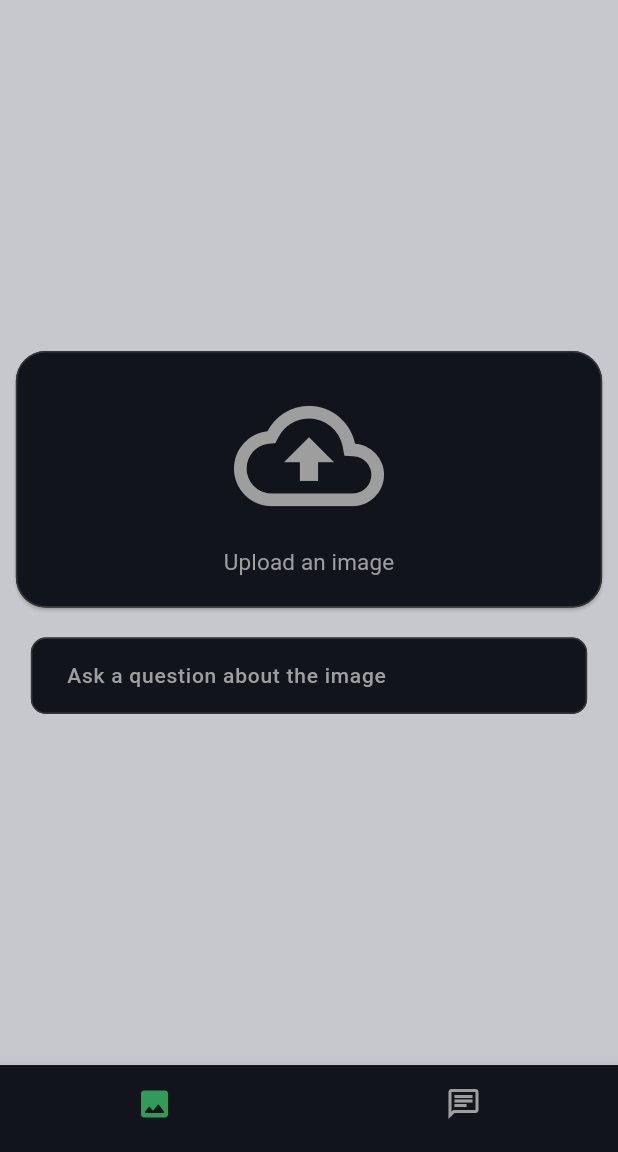
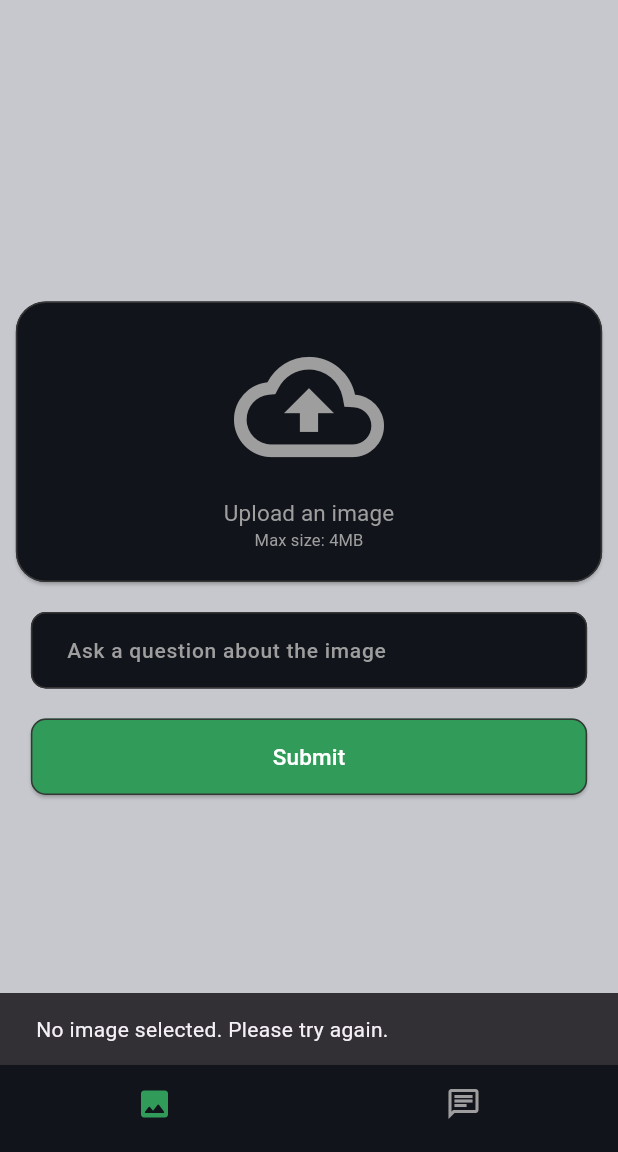
Before and after one commit to joharkhan99/genievision-chat-and-image-ai, a Flutter app: the screen it shows after launch, after a tap on "Upload an image", on a phone screen of 412 x 824 dp, the part 84-1236 px from its top. Run offline on Flutter 3.47's test engine with Material 3 defaults, Android fonts, the phone set to English and light mode, and no system bars; our stand-ins replace google_generative_ai, image_picker.

Commit message:
Refactor main.dart file and update theme colors

```diff
--- a/lib/main.dart
+++ b/lib/main.dart
@@ -1,11 +1,6 @@
-import 'dart:io';
-import 'dart:async';
-
 import 'package:flutter/material.dart';
 import 'package:genievision/screens/chat_screen.dart';
 import 'package:genievision/screens/image_screen.dart';
-import 'package:google_generative_ai/google_generative_ai.dart';
-import 'package:image_picker/image_picker.dart';
 
 void main() async {
   runApp(MyApp());
@@ -19,33 +14,6 @@ class MyApp extends StatefulWidget {
 }
 
 class _MyAppState extends State<MyApp> {
-  Future<void> test(BuildContext context) async {
-    final picker = ImagePicker();
-    final pickedFile = await picker.pickImage(source: ImageSource.gallery, imageQuality: 0);
-    if (pickedFile != null) {
-      const String apiKey = 'AIzaSyBqbJzQPpcZTkJJARtW02EiSWW8GFJpDe0';
-
-      final File imageFile = File(pickedFile.path);
-      final imageBytes = await imageFile.readAsBytes();
-
-      if (imageBytes.length > 4 * 1024 * 1024) {
-        throw Exception('Image size exceeds the maximum allowed size.');
-      }
-
-      final prompt = TextPart("Please explain the contents of this image.");
-      final imagePart = DataPart('image/jpeg', imageBytes);
-
-      final model = GenerativeModel(model: 'gemini-pro-vision', apiKey: apiKey);
-      final response = await model.generateContent([
-        Content.multi([prompt, imagePart])
-      ]);
-      print(response.text);
-    } else {
-      // User canceled image selection
-      print('No image selected.');
-    }
-  }
-
   final _pages = [
     const ImageScreen(),
     const ChatScreen(),
@@ -62,14 +30,25 @@ class _MyAppState extends State<MyApp> {
   @override
   Widget build(BuildContext context) {
     return MaterialApp(
+      routes: {
+        '/image-screen': (context) => const ImageScreen(),
+        '/chat-screen': (context) => const ChatScreen(),
+      },
       debugShowCheckedModeBanner: false,
       theme: ThemeData(
+        primaryColor: const Color.fromARGB(255, 49, 156, 90),
         primarySwatch: Colors.green,
         appBarTheme: const AppBarTheme(
           backgroundColor: Color.fromARGB(255, 17, 20, 27),
           titleTextStyle: TextStyle(
             color: Colors.white,
             fontSize: 20,
+          ),
+          actionsIconTheme: IconThemeData(
+            color: Colors.white,
+          ),
+          iconTheme: IconThemeData(
+            color: Colors.white,
           ),
         ),
         scaffoldBackgroundColor: const Color.fromARGB(66, 39, 44, 61),
--- a/lib/screens/image_screen.dart
+++ b/lib/screens/image_screen.dart
@@ -1,4 +1,10 @@
+import 'dart:io';
+import 'dart:async';
+
 import 'package:flutter/material.dart';
+import 'package:genievision/screens/image_output_screen.dart';
+import 'package:google_generative_ai/google_generative_ai.dart';
+import 'package:image_picker/image_picker.dart';
 
 class ImageScreen extends StatefulWidget {
   const ImageScreen({super.key});
@@ -9,6 +15,81 @@ class ImageScreen extends StatefulWidget {
 
 class _ImageScreenState extends State<ImageScreen> {
   final _nameController = TextEditingController();
+  late DataPart _image;
+  late String _fileName = "";
+
+  Future<void> uploadImage(BuildContext context) async {
+    final picker = ImagePicker();
+    final pickedFile = await picker.pickImage(source: ImageSource.gallery, imageQuality: 0);
+    if (pickedFile != null) {
+      final File imageFile = File(pickedFile.path);
+      final imageBytes = await imageFile.readAsBytes();
+      setState(() {
+        _fileName = pickedFile.path;
+      });
+
+      if (imageBytes.length > 4 * 1024 * 1024) {
+        const snackBar = SnackBar(
+          content: Text("Image size should be less than 4MB"),
+          duration: Duration(seconds: 2),
+        );
+        ScaffoldMessenger.of(context).showSnackBar(snackBar);
+        return null;
+      }
+      final imagePart = DataPart("image/jpeg", imageBytes);
+      // return imagePart;
+      _image = imagePart;
+    } else {
+      const snackBar = SnackBar(
+        content: Text("No image selected. Please try again."),
+        duration: Duration(seconds: 2),
+      );
+      ScaffoldMessenger.of(context).showSnackBar(snackBar);
+    }
+  }
+
+  Future<void> generateText(BuildContext context) async {
+    final imagePart = _image;
+
+    TextPart prompt = TextPart("");
+    if (_nameController.text.isNotEmpty && _nameController.text.trim().isNotEmpty) {
+      prompt = TextPart(_nameController.text);
+    } else {
+      prompt = TextPart("Please explain the contents of this image.");
+    }
+    const String apiKey = 'AIzaSyBqbJzQPpcZTkJJARtW02EiSWW8GFJpDe0';
+    final model = GenerativeModel(model: 'gemini-pro-vision', apiKey: apiKey);
+    final response = await model.generateContent([
+      Content.multi([prompt, imagePart])
+    ]);
+
+    String? outputText = response.text;
+
+    if (outputText != null) {
+      outputText = outputText.trim();
+      Navigator.of(context).push(
+        MaterialPageRoute(
+          builder: (context) => ImageOutputScreen(
+            outputText: outputText!,
+          ),
+        ),
+      );
+    } else {
+      // show dialog
+      AlertDialog(
+        title: const Text('Error'),
+        content: const Text('Failed to generate text.'),
+        actions: [
+          TextButton(
+            onPressed: () {
+              Navigator.of(context).pop();
+            },
+            child: const Text('OK'),
+          ),
+        ],
+      );
+    }
+  }
 
   @override
   Widget build(BuildContext context) {
@@ -20,6 +101,13 @@ class _ImageScreenState extends State<ImageScreen> {
             mainAxisAlignment: MainAxisAlignment.center,
             crossAxisAlignment: CrossAxisAlignment.center,
             children: [
+              Text(
+                _fileName,
+                style: TextStyle(
+                  color: Colors.white,
+                ),
+                textAlign: TextAlign.center,
+              ),
               ElevatedButton(
                 style: ElevatedButton.styleFrom(
                   backgroundColor: const Color.fromARGB(255, 17, 20, 27),
@@ -31,7 +119,7 @@ class _ImageScreenState extends State<ImageScreen> {
                     ),
                   ),
                 ),
-                onPressed: () {},
+                onPressed: () => uploadImage(context),
                 child: Container(
                   // height: 100,
                   // full width
@@ -53,6 +141,14 @@ class _ImageScreenState extends State<ImageScreen> {
                           style: TextStyle(
                             color: Colors.grey,
                             fontSize: 15,
+                            fontWeight: FontWeight.w400,
+                          ),
+                        ),
+                        Text(
+                          'Max size: 4MB',
+                          style: TextStyle(
+                            color: Colors.grey,
+                            fontSize: 11,
                             fontWeight: FontWeight.w400,
                           ),
                         ),
@@ -112,6 +208,32 @@ class _ImageScreenState extends State<ImageScreen> {
                   ),
                 ),
               ),
+              const SizedBox(height: 20),
+              SizedBox(
+                width: MediaQuery.of(context).size.width * 0.9,
+                child: ElevatedButton(
+                  style: ElevatedButton.styleFrom(
+                    backgroundColor: Theme.of(context).primaryColor,
+                    padding: const EdgeInsets.all(15.0),
+                    shape: const RoundedRectangleBorder(
+                      borderRadius: BorderRadius.all(Radius.circular(10)),
+                      side: BorderSide(
+                        color: Color.fromARGB(255, 54, 54, 54),
+                      ),
+                    ),
+                  ),
+                  // redirect to another screen
+                  onPressed: () => generateText(context),
+                  child: const Text(
+                    'Submit',
+                    style: TextStyle(
+                      color: Colors.white,
+                      fontSize: 15,
+                      fontWeight: FontWeight.w500,
+                    ),
+                  ),
+                ),
+              ),
             ],
           ),
         ),
```
Also changed, not shown: lib/screens/image_output_screen.dart (added, +111 -0 lines).
